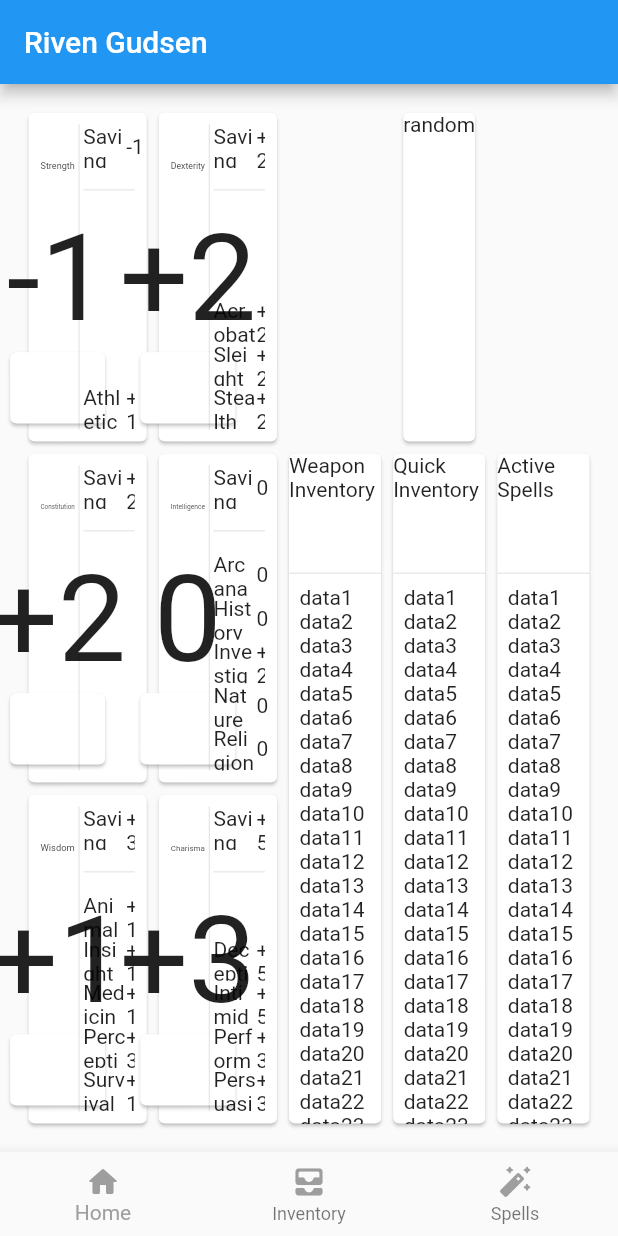
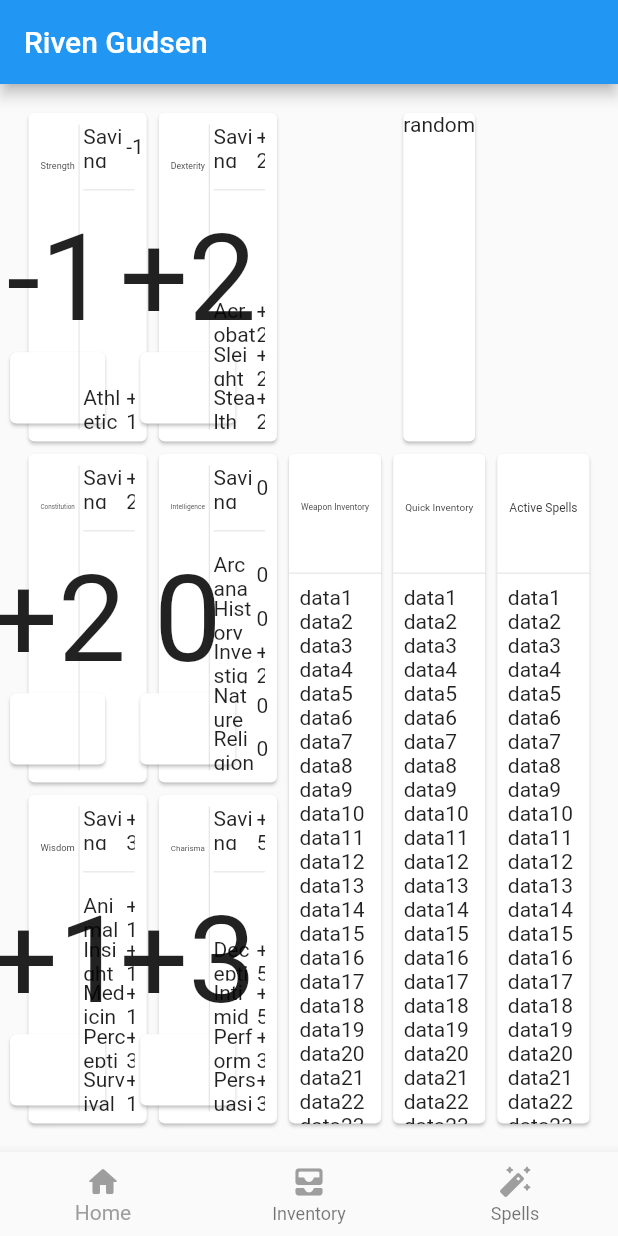
Before and after one commit to IlPapera/cs5e_iOS_flutter, a Flutter app: the screen it shows after launch, on a phone screen of 412 x 824 dp. Run offline on Flutter 3.47's test engine with Material 2 defaults, Android fonts, the phone set to English and light mode, and no system bars.

Commit message:
aggiornato l'xml

```diff
--- a/cs5e/lib/main.dart
+++ b/cs5e/lib/main.dart
@@ -116,7 +116,13 @@ Widget quickInventoryGenerator(String titleBox, List<Widget> items) {
         children: [
           Expanded(
             flex: 1,
-            child: Text(titleBox),
+            child: Padding(
+              padding: const EdgeInsets.all(8.0),
+              child: FittedBox(
+                fit: BoxFit.contain,
+                child: Text(titleBox),
+              ),
+            ),
           ),
           const Divider(),
           Expanded(
```
Also changed, not shown: 1 other file.
